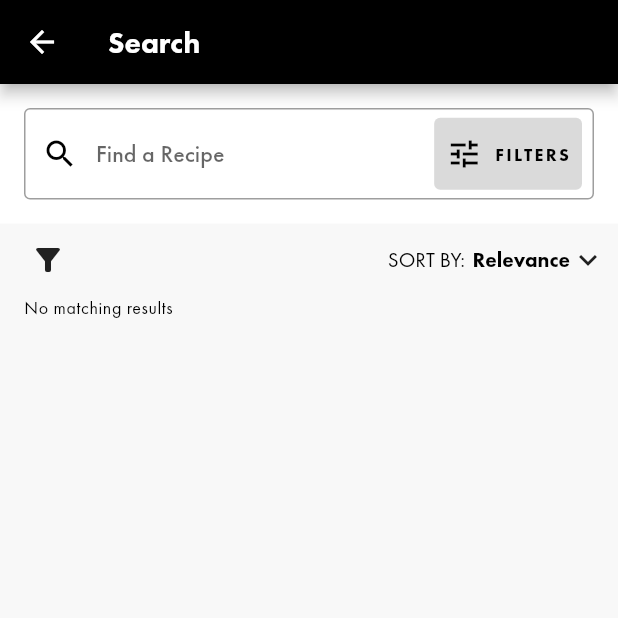
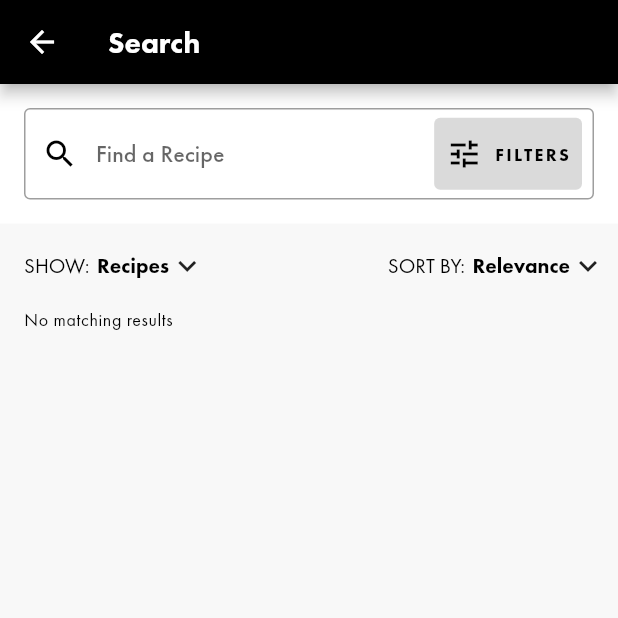
Before and after one commit to franthormel/bon_appetit, a Flutter app: the SearchPage screen opened directly, on a phone screen of 412 x 824 dp, the top half of it. Run offline on Flutter 3.47's test engine with Material 2 defaults, Android fonts, the phone set to English and light mode, and no system bars; our stand-ins replace auto_route, cached_network_image, flutter_svg; network calls fail.

Commit message:
Search page controls
Added 16px vertical whitespace
Added dropdown option for show type control

```diff
--- a/lib/widgets/search/actions/show.dart
+++ b/lib/widgets/search/actions/show.dart
@@ -1,18 +1,30 @@
 import 'package:flutter/material.dart';
+import 'package:provider/provider.dart';
+
+import '../../../models/index.dart';
+import '../../../services/index.dart';
+import 'others/control_menu_icon.dart';
 
 class SearchPageActionShowWidget extends StatelessWidget {
   const SearchPageActionShowWidget({Key? key}) : super(key: key);
 
   @override
   Widget build(BuildContext context) {
-    // TODO: Show options as dropdown menu
-    // TODO: Change to drop down with text
+    final provider = Provider.of<SearchProvider>(context);
+
     return Padding(
-      padding: const EdgeInsets.only(left: 8.0),
-      child: IconButton(
-        tooltip: "Show results by type",
-        icon: const Icon(Icons.filter_list_alt),
-        onPressed: () {},
+      padding: const EdgeInsets.only(left: 16.0),
+      child: PopupMenuButton<SearchCategory>(
+        child: SearchPageActionControlMenuIconWidget(
+          value: provider.searchShow,
+          title: "SHOW",
+        ),
+        itemBuilder: (context) => SearchCategory.values
+            .map<PopupMenuEntry<SearchCategory>>((e) =>
+            PopupMenuItem<SearchCategory>(
+                value: e, child: Text(e.toLiteralValue())))
+            .toList(),
+        onSelected: provider.changeShowType,
       ),
     );
   }
--- a/lib/widgets/search/actions/sort.dart
+++ b/lib/widgets/search/actions/sort.dart
@@ -21,11 +21,12 @@ class SearchPageActionSortWidget extends StatelessWidget {
         ),
         itemBuilder: (context) => SearchSortBy.values
             .map<PopupMenuEntry<SearchSortBy>>((e) =>
-                PopupMenuItem<SearchSortBy>(
-                    value: e, child: Text(e.toLiteralValue())))
+            PopupMenuItem<SearchSortBy>(
+                value: e, child: Text(e.toLiteralValue())))
             .toList(),
         onSelected: provider.changeSortByType,
       ),
     );
+
   }
 }
--- a/lib/widgets/search/controls.dart
+++ b/lib/widgets/search/controls.dart
@@ -12,6 +12,7 @@ class SearchPageControlsWidget extends StatelessWidget {
     return Column(
       crossAxisAlignment: CrossAxisAlignment.start,
       children: [
+        const SizedBox(height: 16.0),
         Row(
           mainAxisAlignment: MainAxisAlignment.spaceBetween,
           children: const [
@@ -19,6 +20,7 @@ class SearchPageControlsWidget extends StatelessWidget {
             SearchPageActionSortWidget(),
           ],
         ),
+        const SizedBox(height: 16.0),
         const SearchPageResultsCountWidget(),
       ],
     );
```
